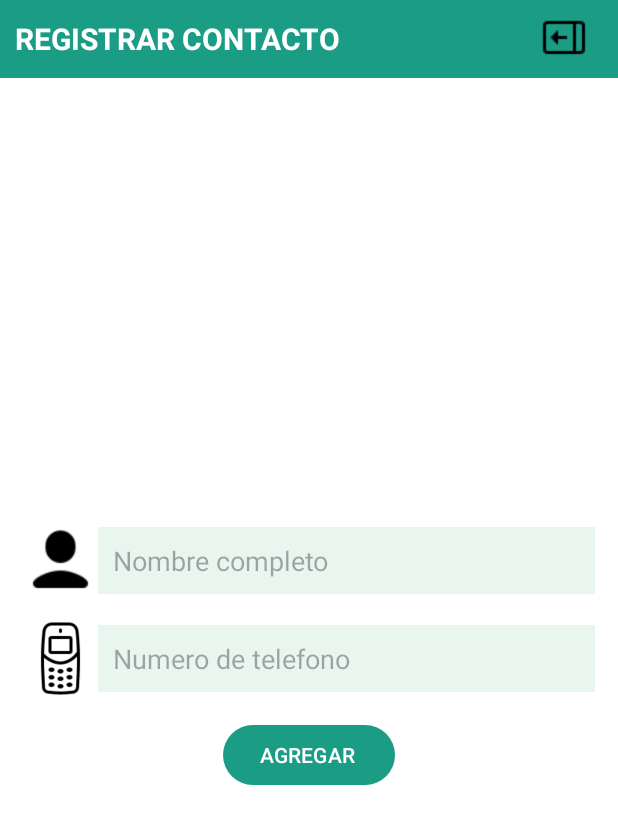
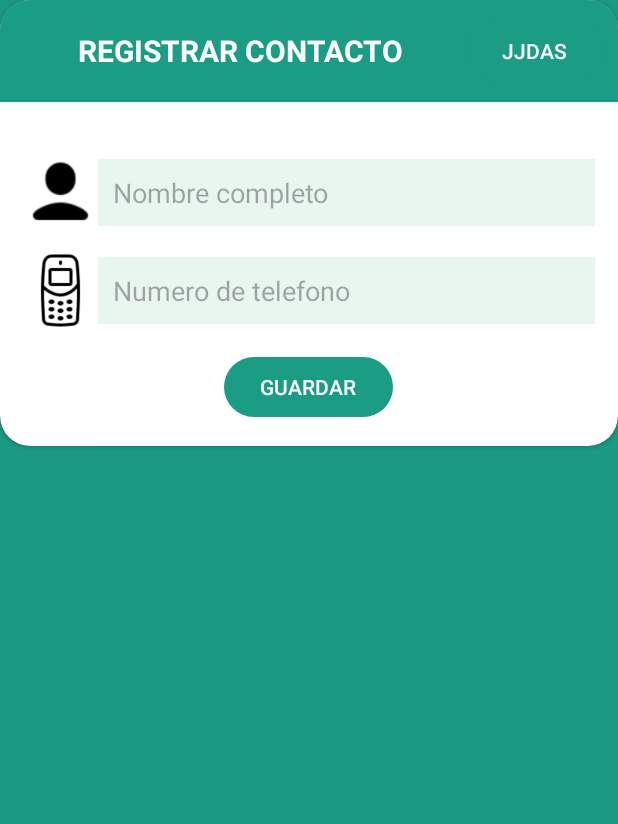
Before and after one commit to kevinmolinadev/gestor-de-contactos, an Android app: the layout fragment_add_contact.xml on its own in the app's theme, with its tools: preview values and no code run, on a phone screen of 412 x 824 dp. Shown: the top 824 px of the screen. Run offline under Robolectric (Android 15) with nearby library versions, the phone set to English and light mode, and no system bars.

Commit message:
Agregando mas mejoras

```diff
--- a/app/build.gradle
+++ b/app/build.gradle
@@ -29,6 +29,9 @@ android {
 }
 
 dependencies {
+    def room_version = "2.5.0"
+    implementation "androidx.room:room-runtime:$room_version"
+    annotationProcessor "androidx.room:room-compiler:$room_version"
     implementation 'androidx.appcompat:appcompat:1.6.1'
     implementation 'com.google.android.material:material:1.5.0'
     implementation 'androidx.constraintlayout:constraintlayout:2.1.4'
--- a/app/src/main/java/com/example/gestorcontactos/Adapters/ContactAdapter.java
+++ b/app/src/main/java/com/example/gestorcontactos/Adapters/ContactAdapter.java
@@ -66,11 +66,11 @@ public class ContactAdapter extends RecyclerView.Adapter<ContactAdapter.ContactH
             public void onClick(View v) {
                 AlertDialog.Builder builder = new AlertDialog.Builder(v.getContext());
                 LayoutInflater inflater = LayoutInflater.from(v.getContext());
-                View dialogView = inflater.inflate(R.layout.layout_view_contact, null);
+                View dialogView = inflater.inflate(R.layout.fragment_add_contact, null);
                 builder.setView(dialogView);
                 AlertDialog alertDialog;
-                ImageFilterView image = dialogView.findViewById(R.id.image);
-                image.setImageBitmap(profileBitmap);
+                //ImageFilterView image = dialogView.findViewById(R.id.image);
+                //image.setImageBitmap(profileBitmap);
                 EditText nameTextView = dialogView.findViewById(R.id.Name);
                 nameTextView.setText(contact.getName());
                 nameTextView.setEnabled(false);
--- a/app/src/main/java/com/example/gestorcontactos/Clases/Agenda.java
+++ b/app/src/main/java/com/example/gestorcontactos/Clases/Agenda.java
@@ -18,6 +18,10 @@ public class Agenda {
             instance = new Agenda();
         }
         return instance;
+    }
+
+    public void setContacts(List<Contact> contacts) {
+        this.contacts = contacts;
     }
 
     public List<Contact> getContacts() {
--- /dev/null
+++ b/app/src/main/java/com/example/gestorcontactos/Clases/Etiquetas.java
@@ -0,0 +1,4 @@
+package com.example.gestorcontactos.Clases;
+
+public class Etiquetas {
+}
--- a/app/src/main/res/layout/fragment_add_contact.xml
+++ b/app/src/main/res/layout/fragment_add_contact.xml
@@ -1,15 +1,18 @@
 <?xml version="1.0" encoding="utf-8"?>
-<FrameLayout xmlns:android="http://schemas.android.com/apk/res/android"
+<androidx.constraintlayout.widget.ConstraintLayout xmlns:android="http://schemas.android.com/apk/res/android"
     xmlns:app="http://schemas.android.com/apk/res-auto"
     xmlns:tools="http://schemas.android.com/tools"
     android:layout_width="match_parent"
     android:layout_height="match_parent"
-    android:background="@color/white"
-    tools:context=".Pantallas.add_contact">
-
+    android:background="@color/fondo">
+    <androidx.cardview.widget.CardView
+        android:layout_width="match_parent"
+        android:layout_height="wrap_content"
+        app:cardCornerRadius="20dp">
         <LinearLayout
             android:layout_width="match_parent"
-        android:layout_height="match_parent"
+            android:layout_height="wrap_content"
+            android:layout_gravity="bottom"
             android:orientation="vertical">
 
             <LinearLayout
@@ -27,18 +30,17 @@
                     android:background="@color/bg"
                     android:textSize="20dp"
                     android:layout_weight="1"
+                    android:textAlignment="center"
                     android:textColor="@color/white"
                     android:textStyle="bold"
                     />
-            <ImageButton
-                android:id="@+id/imageButton"
+                <Button
                     android:layout_width="wrap_content"
                     android:layout_height="wrap_content"
-                android:background="@color/bg"
                     android:onClick="close"
-                android:layout_gravity="center"
-                android:layout_marginRight="10dp"
-                android:src="@drawable/exit" />
+                    android:text="JJDAS">
+
+                </Button>
             </LinearLayout>
             <LinearLayout
                 android:layout_width="match_parent"
@@ -50,6 +52,7 @@
                     android:layout_width="match_parent"
                     android:layout_height="wrap_content"
                     android:gravity="center"
+                    android:layout_marginTop="35dp"
                     android:paddingHorizontal="15dp"
                     android:orientation="horizontal">
 
@@ -101,7 +104,9 @@
                     android:id="@+id/button"
                     android:layout_width="wrap_content"
                     android:layout_height="wrap_content"
-                android:text="AGREGAR " />
+                    android:text="GUARDAR"
+                    android:layout_marginBottom="15dp"/>
             </LinearLayout>
         </LinearLayout>
-</FrameLayout>
+    </androidx.cardview.widget.CardView>
+</androidx.constraintlayout.widget.ConstraintLayout>
```
Also changed, not shown: app/src/main/java/com/example/gestorcontactos/Clases/Contact.java (+24 -0 lines), app/src/main/java/com/example/gestorcontactos/DB/ContactDao.java (added, +19 -0 lines), app/src/main/java/com/example/gestorcontactos/DB/DataBase.java (added, +11 -0 lines), app/src/main/java/com/example/gestorcontactos/MainActivity.java (+124 -10 lines), app/src/main/java/com/example/gestorcontactos/Pantallas/add_contact.java (deleted, +0 -107 lines), app/src/main/java/com/example/gestorcontactos/Pantallas/isEmtyContact.java (added, +25 -0 lines), app/src/main/res/layout/fragment_is_emty_contact.xml (added, +31 -0 lines), app/src/main/res/menu/vertical.xml (+0 -8 lines). Lines whose indentation alone changed are shown as unchanged.
